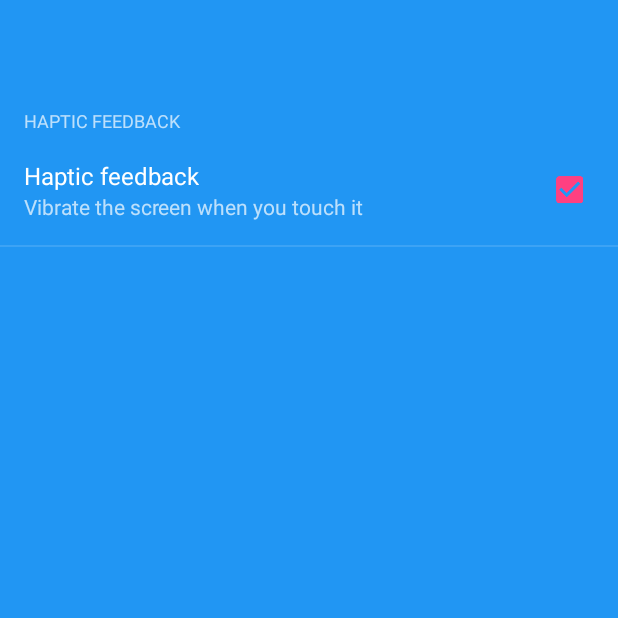
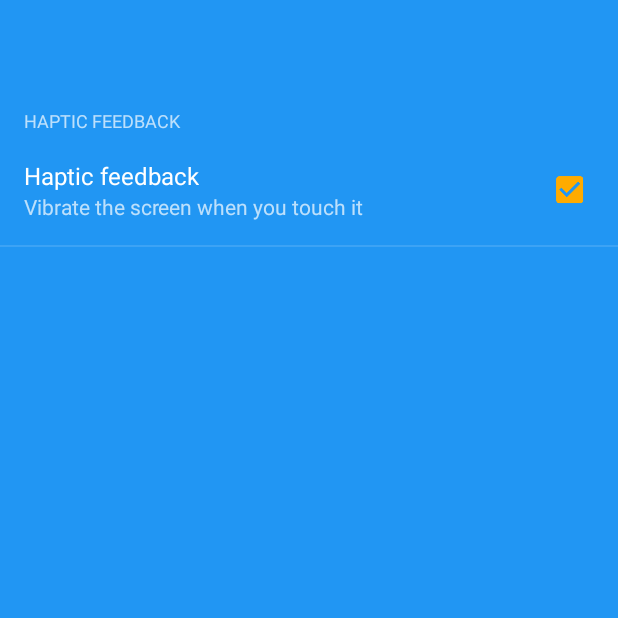
Before and after one commit to moezbhatti/qk-count, an Android app: the screen it shows after launch (MainActivity), after a tap on "Haptic feedback", on a phone screen of 412 x 824 dp, the top half of it. Run offline under Robolectric (Android 15) with nearby library versions, the phone set to English and light mode, and no system bars; plain views replace RobotoTextView; 2 other taps on this screen came first.

Commit message:
Accent color

```diff
--- a/app/src/main/res/values/colors.xml
+++ b/app/src/main/res/values/colors.xml
@@ -2,7 +2,7 @@
 <resources>
     <color name="colorPrimary">#2196F3</color>
     <color name="colorPrimaryDark">#0D47A1</color>
-    <color name="colorAccent">#FF4081</color>
+    <color name="colorAccent">#FFAB00</color>
 
     <color name="text_primary">#FFFFFFFF</color>
     <color name="text_secondary">#B3FFFFFF</color>
```
